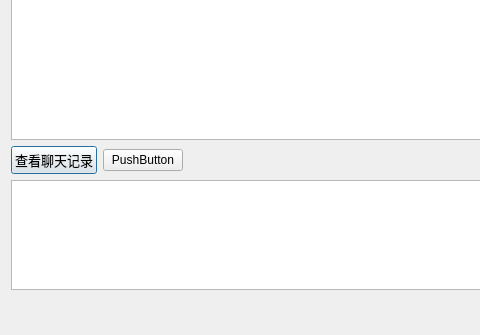
Above: Client/chatingdialog.ui from Jearyhao/MyChat before the change; both pictures show x 0 to 480 and y 430 to 765 of the 1130 by 765 pixel window. Below: the same form after it.
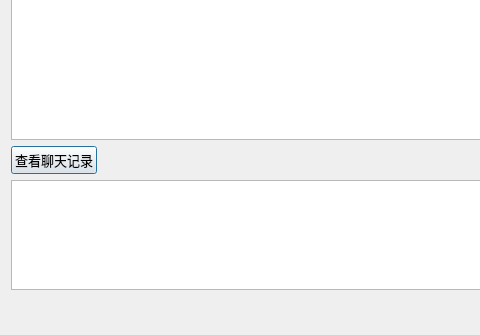
That is the form after the change.

Commit message: add refresh button

The edit to the form file:
```diff
--- a/Client/chatingdialog.ui
+++ b/Client/chatingdialog.ui
@@ -85,13 +85,6 @@
        </property>
       </widget>
      </item>
-     <item>
-      <widget class="QPushButton" name="pushButton_2">
-       <property name="text">
-        <string>PushButton</string>
-       </property>
-      </widget>
-     </item>
      <item>
       <spacer name="horizontalSpacer">
        <property name="orientation">
```
Left out of the diff: 7 changed lines with no effect on the pictures. The commit also changes 9 other files.
